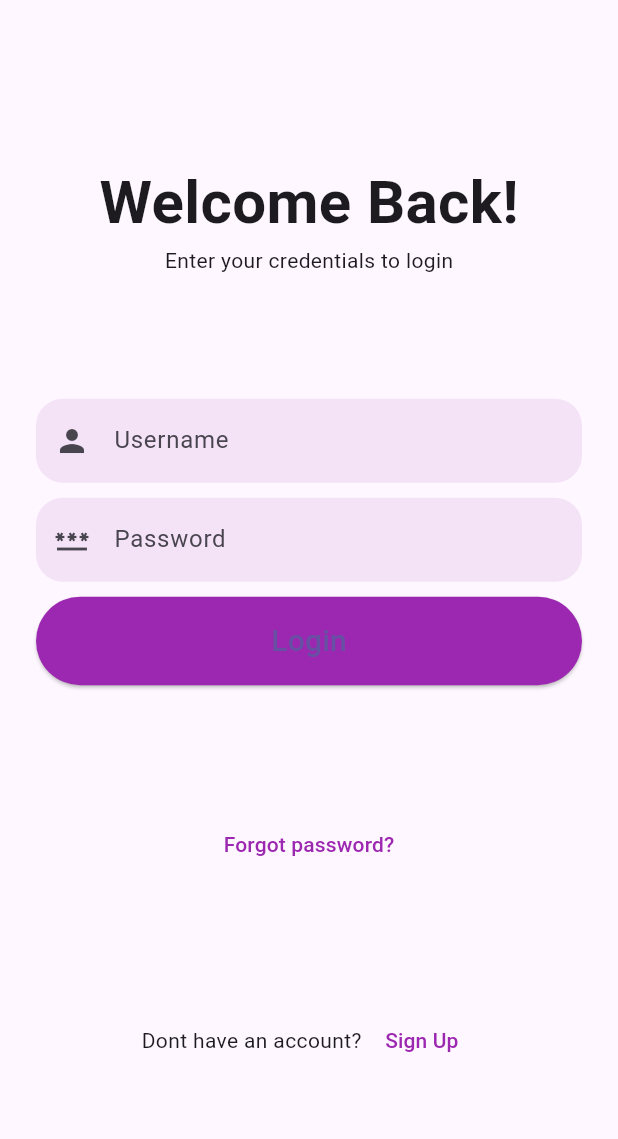
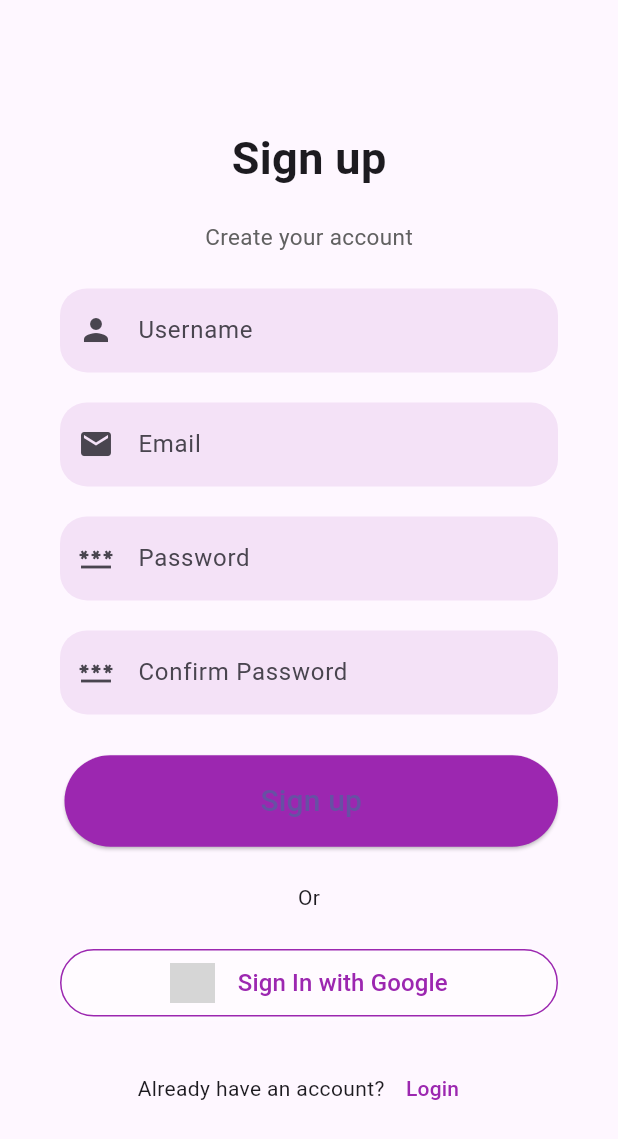
Before and after one commit to allan-nganga/flutter_hackathon, a Flutter app: the screen it shows after launch, after a tap on "Sign Up", on a phone screen of 412 x 824 dp. Shown: the top 1139 px of the screen. Run offline on Flutter 3.47's test engine with Material 3 defaults, Android fonts, the phone set to English and light mode, and no system bars; our stand-ins replace firebase_auth, firebase_core; missing offline and left inert: firebase_ui_auth; accounts and stored records are empty; grey boxes are pictures that could not be loaded.

Commit message:
Added navigator to login page that directs you to sign up page

```diff
--- a/lib/screens/login_screen.dart
+++ b/lib/screens/login_screen.dart
@@ -98,7 +98,12 @@ _signup(context) {
     children: [
       const Text("Dont have an account? "),
       TextButton(
-          onPressed: () {},
+          onPressed: () {
+            Navigator.push(
+              context,
+              MaterialPageRoute(builder: (context) => const SignupPage()),
+            );
+          },
           child: const Text(
             "Sign Up",
             style: TextStyle(color: Colors.purple),
--- a/lib/screens/signup_screen.dart
+++ b/lib/screens/signup_screen.dart
@@ -135,7 +135,7 @@ class SignupPage extends StatelessWidget {
                             shape: BoxShape.circle,
                           ),
                         ),
-                        const SizedBox(width: 18),
+                        const SizedBox(width: 15),
                         const Text(
                           "Sign In with Google",
                           style: TextStyle(
```
